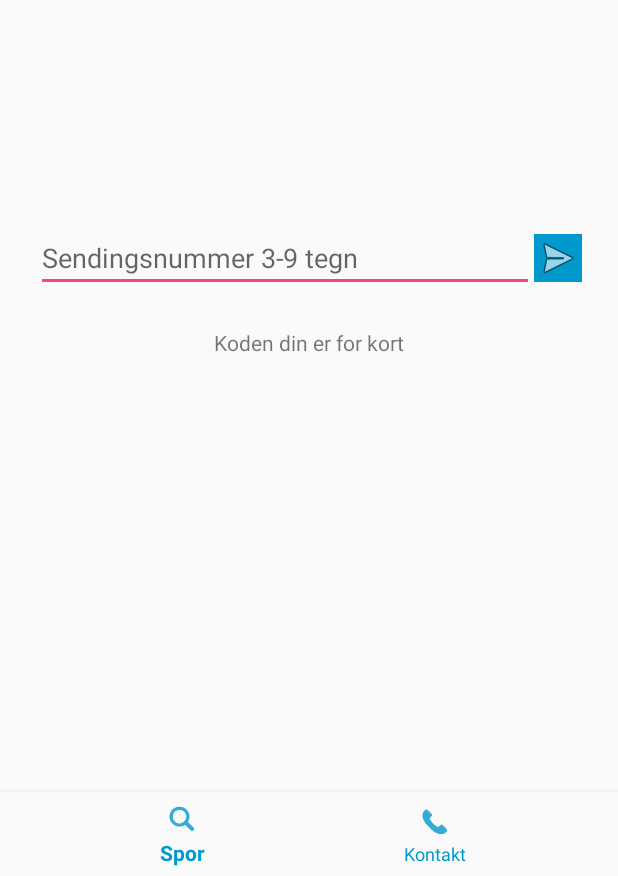
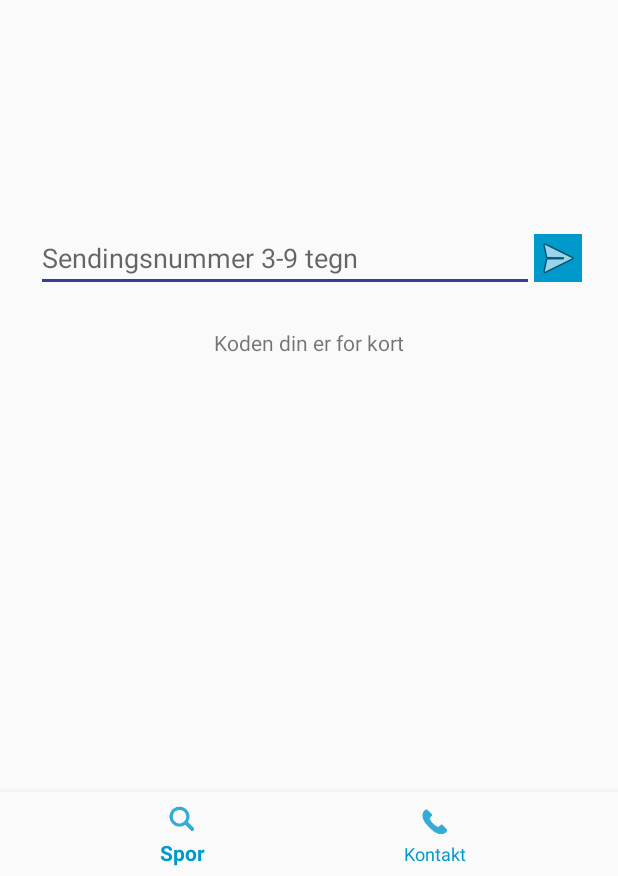
Before and after one commit to BuggeSolutions/sporingsapp, an Android app: the screen it shows after launch (MainActivity), after a tap on an icon or button, on a phone screen of 412 x 824 dp, the part 360-1236 px from its top. Run offline under Robolectric (Android 15) with nearby library versions, the phone set to English and light mode, and no system bars.

Commit message:
Bugfixes and some javadoc

```diff
--- a/app/build.gradle
+++ b/app/build.gradle
@@ -23,7 +23,9 @@ dependencies {
     implementation 'com.android.support:appcompat-v7:26.1.0'
     implementation 'com.android.support:design:26.1.0'
     implementation 'com.android.support.constraint:constraint-layout:1.0.2'
+    implementation 'com.android.support:support-v4:26.1.0'
     testImplementation 'junit:junit:4.12'
     androidTestImplementation 'com.android.support.test:runner:1.0.1'
     androidTestImplementation 'com.android.support.test.espresso:espresso-core:3.0.1'
+    implementation 'com.google.android.gms:play-services-maps:11.8.0'
 }
--- a/app/src/main/java/solutions/bugge/sporingsapp/MainActivity.java
+++ b/app/src/main/java/solutions/bugge/sporingsapp/MainActivity.java
@@ -1,5 +1,6 @@
 package solutions.bugge.sporingsapp;
 
+import android.content.Intent;
 import android.os.Bundle;
 import android.support.annotation.NonNull;
 import android.support.design.widget.BottomNavigationView;
@@ -10,8 +11,14 @@ import android.widget.EditText;
 import android.widget.ImageButton;
 import android.widget.TextView;
 
+/**
+ * Main activity where the application start
+ */
 public class MainActivity extends AppCompatActivity {
 
+    /**
+     * Listener for navigation items. Starts Contactactivity.
+     */
     private BottomNavigationView.OnNavigationItemSelectedListener mOnNavigationItemSelectedListener
             = new BottomNavigationView.OnNavigationItemSelectedListener() {
 
@@ -21,33 +28,50 @@ public class MainActivity extends AppCompatActivity {
                 case R.id.navigation_search:
                     return true;
                 case R.id.navigation_contact:
+                    startActivity(new Intent(MainActivity.this,ContactActivity.class));
                     return true;
             }
             return false;
         }
     };
 
+
+    /**
+     * Set TextField txtError
+     * @param message   the error message
+     */
     private void setErrorText(String message){
         TextView txtError = findViewById(R.id.txtError);
         txtError.setText(message);
     }
 
+    /**
+     * Set listener and onClick action for Button btnSearch
+     */
     private void btnSearchAction(){
         ImageButton btnSearch = findViewById(R.id.btnSearch);
         btnSearch.setOnClickListener(new View.OnClickListener() {
             public void onClick(View v) {
-                EditText txtSeach = findViewById(R.id.txtSearch);
-                final int numSearch = Integer.parseInt(txtSeach.getText().toString());
-                if (numSearch < 100){
-                    setErrorText("Koden din er for kort");
+                EditText txtSearch = findViewById(R.id.txtSearch);
+                if (!txtSearch.getText().toString().equals("")) { // Check if the field is empty
+                    int numSearch = Integer.parseInt(txtSearch.getText().toString());
+                    if (numSearch < 100){
+                        setErrorText("Koden din er for kort");
+                    }
+                    else {
+                        startActivity(new Intent(MainActivity.this,MapActivity.class));
+                    }
                 }
-                else {
-                    // TODO
-                }
+                else { setErrorText("Koden din er for kort"); }
+
             }
         });
     }
 
+    /**
+     * Main method that initializes the activity
+     * @param savedInstanceState
+     */
     @Override
     protected void onCreate(Bundle savedInstanceState) {
         super.onCreate(savedInstanceState);
--- a/app/src/main/res/layout/activity_contact.xml
+++ b/app/src/main/res/layout/activity_contact.xml
@@ -12,8 +12,8 @@
         android:layout_width="0dp"
         android:layout_height="wrap_content"
         android:background="?android:attr/windowBackground"
-        app:itemIconTint="@android:color/black"
-        app:itemTextColor="@android:color/black"
+        app:itemIconTint="@android:color/holo_blue_dark"
+        app:itemTextColor="@android:color/holo_blue_dark"
         app:layout_constraintBottom_toBottomOf="parent"
         app:layout_constraintLeft_toLeftOf="parent"
         app:layout_constraintRight_toRightOf="parent"
@@ -27,7 +27,7 @@
         android:layout_height="wrap_content"
         android:layout_marginBottom="8dp"
         android:layout_marginTop="24dp"
-        android:text="Layout 2"
+        android:text="@string/title_contact"
         app:layout_constraintBottom_toTopOf="@+id/navigation"
         app:layout_constraintLeft_toLeftOf="parent"
         app:layout_constraintRight_toRightOf="parent"
--- a/app/src/main/res/layout/activity_main.xml
+++ b/app/src/main/res/layout/activity_main.xml
@@ -30,6 +30,7 @@
         android:hint="Sendingsnummer 3-9 tegn"
         android:inputType="number"
         android:maxLength="9"
+        android:backgroundTint="@color/colorPrimaryDark"
         android:selectAllOnFocus="false"
         app:layout_constraintBottom_toTopOf="@+id/navigation"
         app:layout_constraintEnd_toStartOf="@+id/btnSearch"
--- a/app/src/main/res/values/colors.xml
+++ b/app/src/main/res/values/colors.xml
@@ -3,4 +3,6 @@
     <color name="colorPrimary">#3F51B5</color>
     <color name="colorPrimaryDark">#303F9F</color>
     <color name="colorAccent">#FF4081</color>
+
+    <color name="black_overlay">#66000000</color>
 </resources>
--- a/app/src/main/res/values/strings.xml
+++ b/app/src/main/res/values/strings.xml
@@ -2,5 +2,6 @@
     <string name="app_name">sporingsapp</string>
     <string name="title_search">Spor</string>
     <string name="title_contact">Kontakt</string>
-    <string name="title_notifications">Notifications</string>
+
+    <string name="title_activity_map">MapActivity</string>
 </resources>
--- a/app/src/main/res/values/styles.xml
+++ b/app/src/main/res/values/styles.xml
@@ -8,4 +8,16 @@
         <item name="colorAccent">@color/colorAccent</item>
     </style>
 
+    <style name="FullscreenTheme" parent="AppTheme">
+        <item name="android:actionBarStyle">@style/FullscreenActionBarStyle</item>
+        <item name="android:windowActionBarOverlay">true</item>
+        <item name="android:windowBackground">@null</item>
+        <item name="metaButtonBarStyle">?android:attr/buttonBarStyle</item>
+        <item name="metaButtonBarButtonStyle">?android:attr/buttonBarButtonStyle</item>
+    </style>
+
+    <style name="FullscreenActionBarStyle" parent="Widget.AppCompat.ActionBar">
+        <item name="android:background">@color/black_overlay</item>
+    </style>
+
 </resources>
```
Also changed, not shown: app/src/main/AndroidManifest.xml (+10 -0 lines), app/src/main/java/solutions/bugge/sporingsapp/ContactActivity.java (added, +43 -0 lines), app/src/main/java/solutions/bugge/sporingsapp/MapActivity.java (added, +19 -0 lines), app/src/main/res/layout/activity_map.xml (added, +19 -0 lines), app/src/main/res/values/attrs.xml (added, +12 -0 lines).
